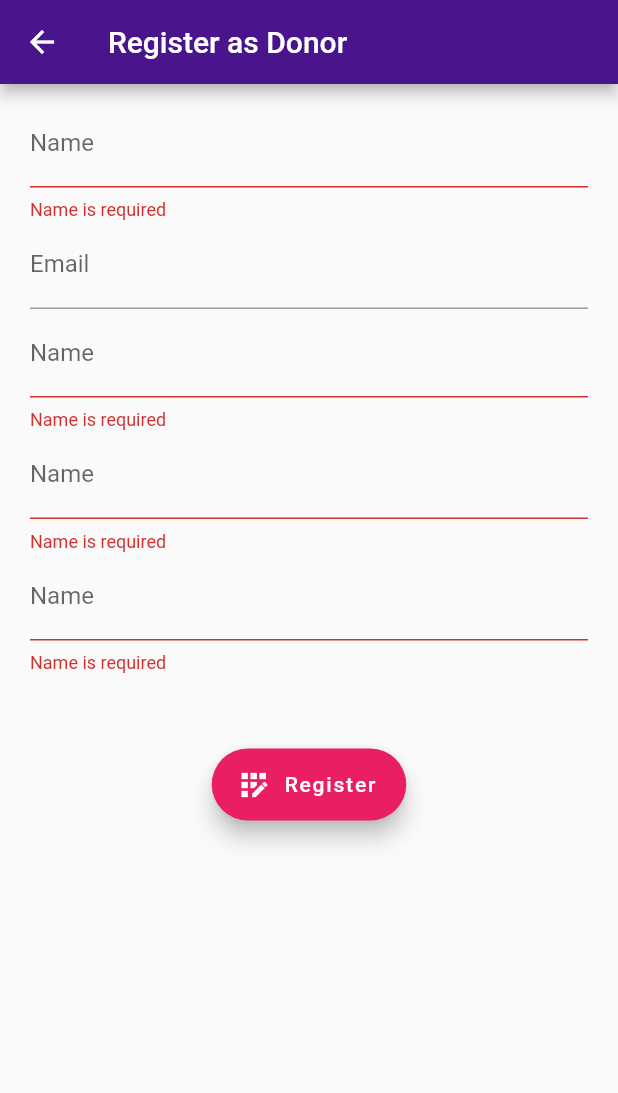
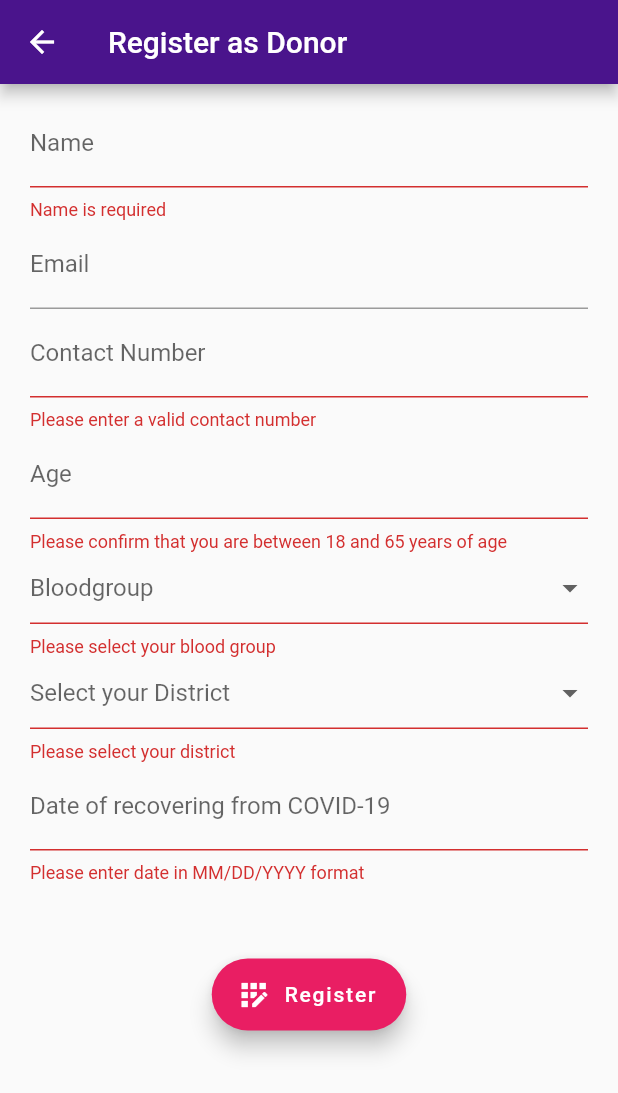
Before and after one commit to minz27/plasma_donation_app, a Flutter app: the RegistrationForm screen opened by its route, after a tap on "Register", on a phone screen of 412 x 824 dp. Shown: the top 1093 px of the screen. Run offline on Flutter 3.47's test engine with Material 2 defaults, Android fonts, the phone set to English and light mode, and no system bars; our stand-ins replace email_validator, flutter_spinkit.

Commit message:
Day 3 changes: Form created and validations done

```diff
--- a/lib/pages/registration.dart
+++ b/lib/pages/registration.dart
@@ -1,3 +1,5 @@
+import 'package:intl/intl.dart';
+import 'package:email_validator/email_validator.dart';
 import 'package:flutter/material.dart';
 
 class RegistrationForm extends StatefulWidget {
@@ -33,6 +35,130 @@ class _RegistrationFormState extends State<RegistrationForm> {
   Widget _buildEmail() {
     return TextFormField(
       decoration: InputDecoration(labelText: "Email"),
+      keyboardType: TextInputType.emailAddress,
+      validator: (value) {
+        if (value!.isNotEmpty && !EmailValidator.validate(value)) {
+          print(EmailValidator.validate(value));
+          return "Please enter valid email";
+        }
+      },
+      onSaved: (value) {
+        _email = value!;
+      },
+    );
+  }
+
+  Widget _buildContactNumber() {
+    return TextFormField(
+      decoration: InputDecoration(labelText: "Contact Number"),
+      keyboardType: TextInputType.number,
+      validator: (value) {
+        if (value!.isEmpty || value.length != 10) {
+          return "Please enter a valid contact number";
+        }
+      },
+      onSaved: (value) {
+        _contactNumber = value!;
+      },
+    );
+  }
+
+  Widget _buildAge() {
+    return TextFormField(
+      decoration: InputDecoration(labelText: "Age"),
+      keyboardType: TextInputType.number,
+      validator: (value) {
+        if (value!.isEmpty ||
+            (int.parse(value) < 18) ||
+            (int.parse(value) > 65)) {
+          return "Please confirm that you are between 18 and 65 years of age";
+        }
+      },
+      onSaved: (value) {
+        _age = int.parse(value!);
+      },
+    );
+  }
+
+  Widget _buildBloodGroup() {
+    var _bloodGroups = ["A+", "O+", "B+", "AB+", "A-", "O-", "B-", "AB-"];
+    return DropdownButtonFormField(
+        hint: Text("Bloodgroup"),
+        items: _bloodGroups.map((String value) {
+          return DropdownMenuItem<String>(value: value, child: Text(value));
+        }).toList(),
+        onChanged: (value) {
+          setState(() => _bloodGroup = value.toString());
+        },
+        validator: (value) =>
+            value == null ? 'Please select your blood group' : null);
+  }
+
+  Widget _buildDistrict() {
+    List<String> _districtList = [
+      'Baksa',
+      'Barpeta',
+      'Biswanath',
+      'Bongaigaon',
+      'Cachar',
+      'Charaideo',
+      'Chirang',
+      'Darrang',
+      'Dhemaji',
+      'Dhubri',
+      'Dibrugarh',
+      'Dima Hasao',
+      'Goalpara',
+      'Golaghat',
+      'Hailakandi',
+      'Hojai',
+      'Jorhat',
+      'Kamrup',
+      'Kamrup Metropolitan',
+      'Karbi Anglong',
+      'Karimganj',
+      'Kokrajhar',
+      'Lakhimpur',
+      'Majuli',
+      'Morigaon',
+      'Nagaon',
+      'Nalbari',
+      'Sivsagar',
+      'Sonitpur',
+      'South Salamara Mankachar',
+      'Tinsukia',
+      'Udalguri',
+      'West Karbi Anglong'
+    ];
+    return DropdownButtonFormField(
+      hint: Text("Select your District"),
+      items: _districtList.map((String value) {
+        return DropdownMenuItem<String>(value: value, child: Text(value));
+      }).toList(),
+      onChanged: (value) {
+        setState(() => _district = value.toString());
+      },
+      validator: (value) =>
+          value == null ? 'Please select your district' : null,
+    );
+  }
+
+  String _formatDate(date) {
+    var formatter = new DateFormat('MM/dd/yyyy');
+    return formatter.format(date);
+  }
+
+  Widget _buildRecoveryDate() {
+    DateTime _firstDate = DateTime.now().subtract(Duration(days: 90));
+    DateTime _today = DateTime.now();
+    return InputDatePickerFormField(
+      firstDate: _firstDate,
+      lastDate: _today,
+      onDateSaved: (value) => _recoveryDate = value,
+      fieldLabelText: "Date of recovering from COVID-19",
+      errorFormatText: "Please enter date in MM/DD/YYYY format",
+      errorInvalidText:
+          "Please ensure that your date of recovery is between ${_formatDate(_firstDate)} and ${_formatDate(_today)}",
     );
   }
 
@@ -53,18 +179,27 @@ class _RegistrationFormState extends State<RegistrationForm> {
                   children: [
                     _buildName(),
                     _buildEmail(),
-                    _buildName(),
-                    _buildName(),
-                    _buildName(),
-                    // _buildEmail(),
+                    _buildContactNumber(),
+                    _buildAge(),
+                    _buildBloodGroup(),
+                    _buildDistrict(),
+                    _buildRecoveryDate(),
                     SizedBox(
                       height: 50,
                     ),
                     FloatingActionButton.extended(
                       onPressed: () {
-                        print("Beepboop");
-                        if (_formKey.currentState!.validate()) {
+                        if (!_formKey.currentState!.validate()) {
                           return;
+                        } else {
+                          _formKey.currentState!.save();
+                          print("Name $_name");
+                          print("Email $_email");
+                          print("Age $_age");
+                          print("Recover Date $_recoveryDate");
+                          print("$_district");
+                          print("Bloodgroup $_bloodGroup");
+                          print("Contactnumber $_contactNumber");
                         }
                       },
                       icon: Icon(
--- a/pubspec.yaml
+++ b/pubspec.yaml
@@ -26,6 +26,8 @@ dependencies:
   url_launcher: ^6.0.4
   flutter_spinkit: "^5.0.0"
   http: ^0.13.3
+  email_validator: '^2.0.1'
+  intl: ^0.17.0
 
   # The following adds the Cupertino Icons font to your application.
   # Use with the CupertinoIcons class for iOS style icons.
```
Also changed, not shown: pubspec.lock.
